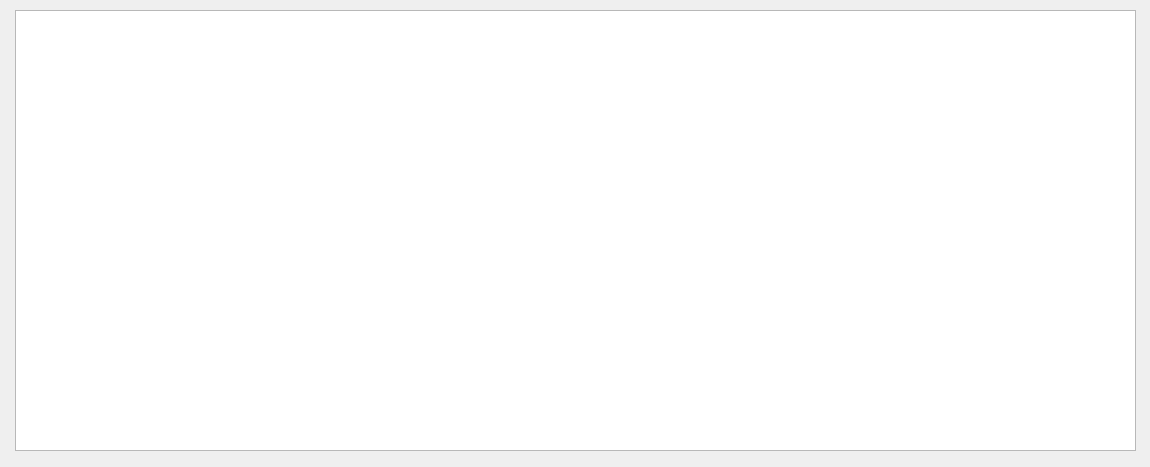
Above: General/showgroupsdialog.ui from MrRisoni/Gauss before the change. Below: the same form after it.
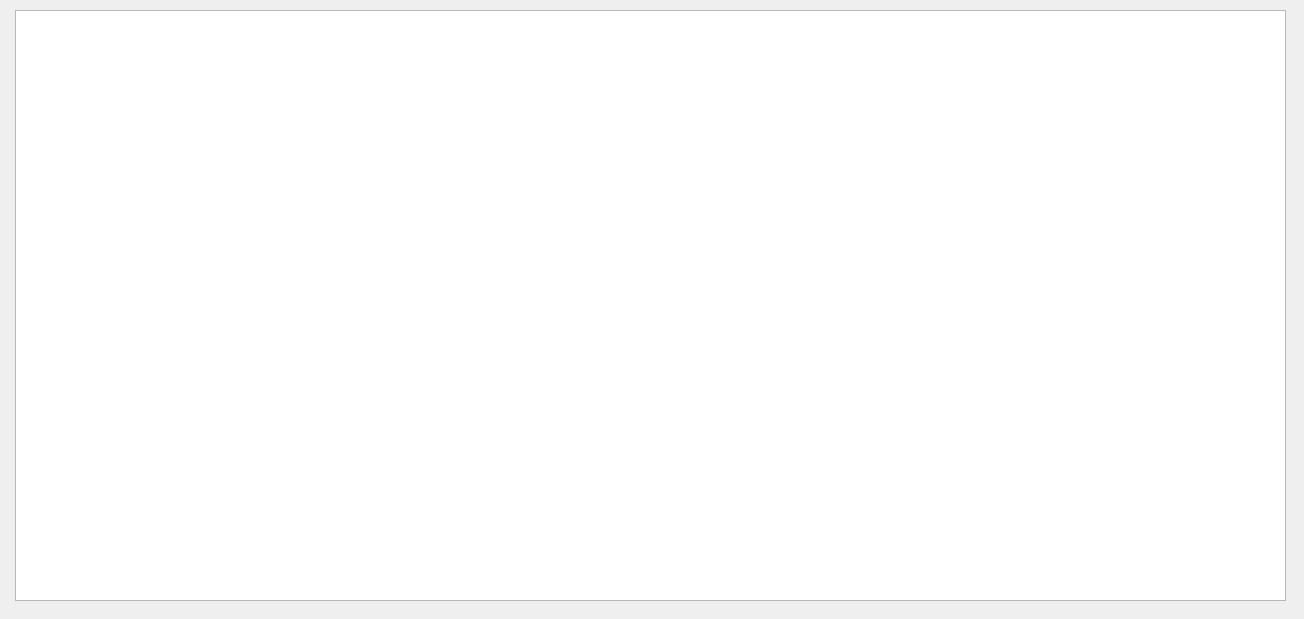
That is the form after the change.

Commit message: deletew group model, fetched group data from db

The edit to the form file:
```diff
--- a/General/showgroupsdialog.ui
+++ b/General/showgroupsdialog.ui
@@ -6,8 +6,8 @@
    <rect>
     <x>0</x>
     <y>0</y>
-    <width>1150</width>
-    <height>467</height>
+    <width>1304</width>
+    <height>619</height>
    </rect>
   </property>
   <property name="windowTitle">
@@ -18,13 +18,16 @@
     <rect>
      <x>15</x>
      <y>10</y>
-     <width>1121</width>
-     <height>441</height>
+     <width>1271</width>
+     <height>591</height>
     </rect>
    </property>
    <property name="editTriggers">
     <set>QAbstractItemView::NoEditTriggers</set>
    </property>
+   <property name="alternatingRowColors">
+    <bool>true</bool>
+   </property>
    <property name="selectionMode">
     <enum>QAbstractItemView::SingleSelection</enum>
    </property>
```
Left out of the diff: 2 changed lines with no effect on the pictures. The commit also changes 1 other file.
